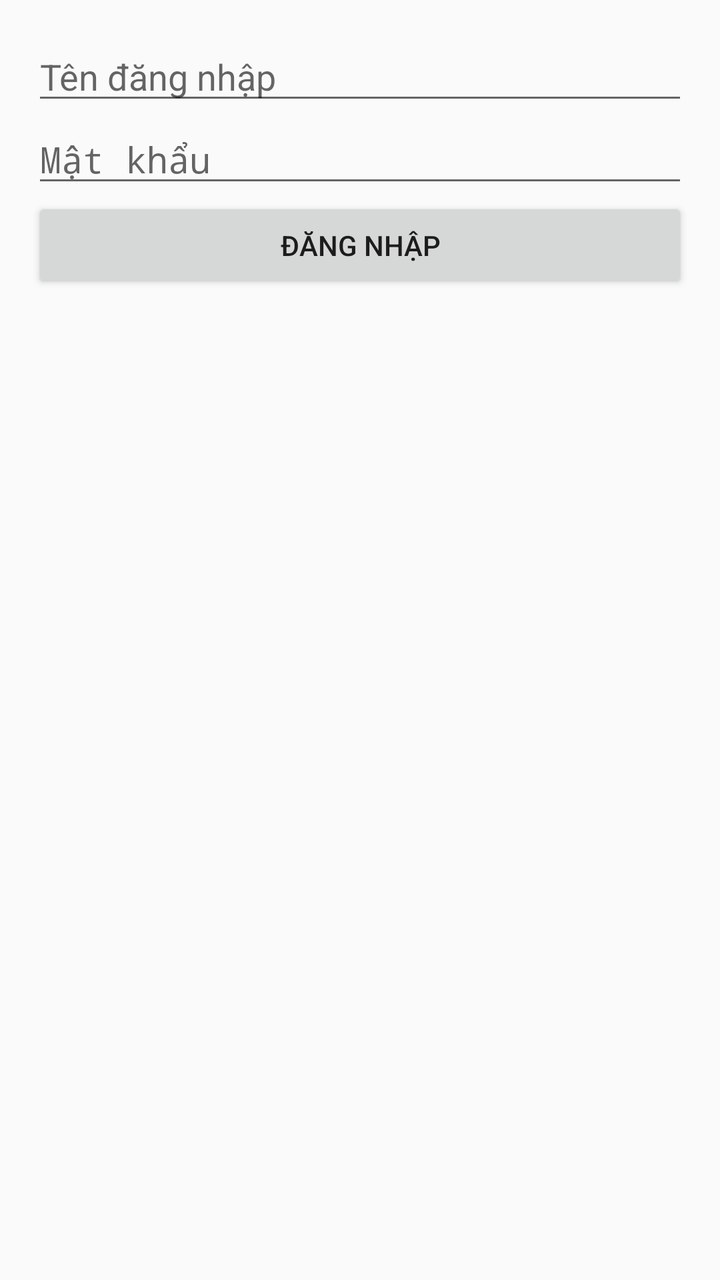
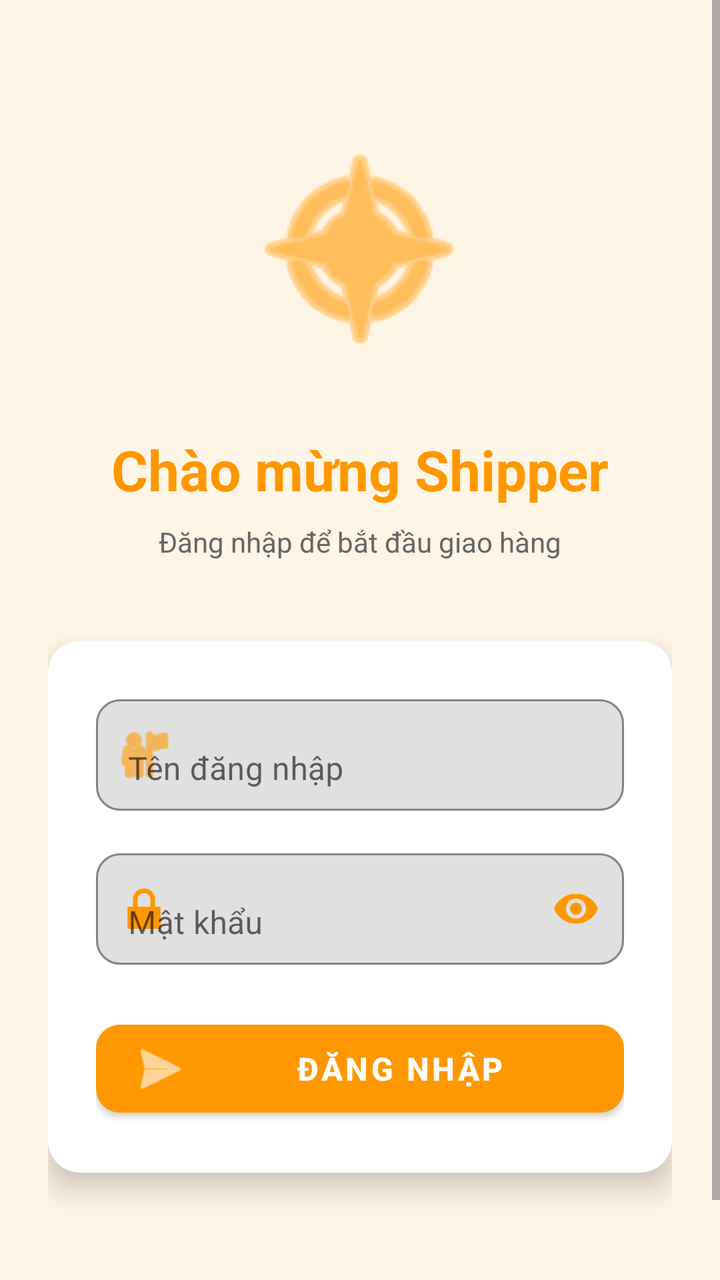

Screens rendered from an Android XML layout before and after an edit, with the pre-edit source and the edit as a unified diff.
<!-- AndroidManifest.xml: application theme AppTheme -->
<!-- res/layout/activity_login.xml -->
<?xml version="1.0" encoding="utf-8"?>
<LinearLayout xmlns:android="http://schemas.android.com/apk/res/android"
    android:orientation="vertical"
    android:padding="16dp"
    android:layout_width="match_parent"
    android:layout_height="match_parent">

    <EditText
        android:id="@+id/etUsername"
        android:layout_width="match_parent"
        android:layout_height="wrap_content"
        android:hint="Tên đăng nhập" />

    <EditText
        android:id="@+id/etPassword"
        android:layout_width="match_parent"
        android:layout_height="wrap_content"
        android:hint="Mật khẩu"
        android:inputType="textPassword" />

    <Button
        android:id="@+id/btnLogin"
        android:layout_width="match_parent"
        android:layout_height="wrap_content"
        android:text="Đăng nhập" />

    <TextView
        android:id="@+id/tvMessage"
        android:layout_width="match_parent"
        android:layout_height="wrap_content"
        android:textColor="#D32F2F"
        android:visibility="gone" />

</LinearLayout>
<!-- resources referenced by this layout -->
<resources>
  <style name="AppTheme" parent="Theme.AppCompat.Light.NoActionBar">
          
      </style>
</resources>

<!-- the commit's change to res/layout/activity_login.xml (unified diff, before → after) -->
@@ -1,34 +1,147 @@
 <?xml version="1.0" encoding="utf-8"?>
-<LinearLayout xmlns:android="http://schemas.android.com/apk/res/android"
-    android:orientation="vertical"
-    android:padding="16dp"
+<ScrollView xmlns:android="http://schemas.android.com/apk/res/android"
+    xmlns:app="http://schemas.android.com/apk/res-auto"
     android:layout_width="match_parent"
-    android:layout_height="match_parent">
+    android:layout_height="match_parent"
+    android:background="#FFF5E6"
+    android:fillViewport="true">
 
-    <EditText
-        android:id="@+id/etUsername"
+    <LinearLayout
         android:layout_width="match_parent"
         android:layout_height="wrap_content"
-        android:hint="Tên đăng nhập" />
+        android:orientation="vertical"
+        android:padding="24dp"
+        android:gravity="center">
 
-    <EditText
-        android:id="@+id/etPassword"
-        android:layout_width="match_parent"
-        android:layout_height="wrap_content"
-        android:hint="Mật khẩu"
-        android:inputType="textPassword" />
+        
+        <ImageView
+            android:layout_width="120dp"
+            android:layout_height="120dp"
+            android:layout_marginTop="40dp"
+            android:layout_marginBottom="32dp"
+            android:src="@android:drawable/ic_menu_compass"
+            android:tint="#FF9800"
+            android:contentDescription="Logo" />
 
-    <Button
-        android:id="@+id/btnLogin"
-        android:layout_width="match_parent"
-        android:layout_height="wrap_content"
-        android:text="Đăng nhập" />
+        
+        <TextView
+            android:layout_width="wrap_content"
+            android:layout_height="wrap_content"
+            android:text="Chào mừng Shipper"
+            android:textSize="28sp"
+            android:textStyle="bold"
+            android:textColor="#FF9800"
+            android:layout_marginBottom="8dp" />
 
-    <TextView
-        android:id="@+id/tvMessage"
-        android:layout_width="match_parent"
-        android:layout_height="wrap_content"
-        android:textColor="#D32F2F"
-        android:visibility="gone" />
+        <TextView
+            android:layout_width="wrap_content"
+            android:layout_height="wrap_content"
+            android:text="Đăng nhập để bắt đầu giao hàng"
+            android:textSize="14sp"
+            android:textColor="#666666"
+            android:layout_marginBottom="40dp" />
 
-</LinearLayout>
+        
+        <androidx.cardview.widget.CardView
+            android:layout_width="match_parent"
+            android:layout_height="wrap_content"
+            app:cardCornerRadius="16dp"
+            app:cardElevation="8dp"
+            android:layout_marginBottom="24dp">
+
+            <LinearLayout
+                android:layout_width="match_parent"
+                android:layout_height="wrap_content"
+                android:orientation="vertical"
+                android:padding="24dp">
+
+                
+                <com.google.android.material.textfield.TextInputLayout
+                    android:layout_width="match_parent"
+                    android:layout_height="wrap_content"
+                    android:hint="Tên đăng nhập"
+                    app:boxBackgroundMode="outline"
+                    app:boxCornerRadiusTopStart="12dp"
+                    app:boxCornerRadiusTopEnd="12dp"
+                    app:boxCornerRadiusBottomStart="12dp"
+                    app:boxCornerRadiusBottomEnd="12dp"
+                    app:boxStrokeColor="#FF9800"
+                    app:hintTextColor="#FF9800"
+                    app:startIconDrawable="@android:drawable/ic_menu_myplaces"
+                    app:startIconTint="#FF9800"
+                    android:layout_marginBottom="16dp">
+
+                    <com.google.android.material.textfield.TextInputEditText
+                        android:id="@+id/etUsername"
+                        android:layout_width="match_parent"
+                        android:layout_height="wrap_content"
+                        android:textSize="16sp"
+                        android:inputType="text" />
+                </com.google.android.material.textfield.TextInputLayout>
+
+                
+                <com.google.android.material.textfield.TextInputLayout
+                    android:layout_width="match_parent"
+                    android:layout_height="wrap_content"
+                    android:hint="Mật khẩu"
+                    app:boxBackgroundMode="outline"
+                    app:boxCornerRadiusTopStart="12dp"
+                    app:boxCornerRadiusTopEnd="12dp"
+                    app:boxCornerRadiusBottomStart="12dp"
+                    app:boxCornerRadiusBottomEnd="12dp"
+                    app:boxStrokeColor="#FF9800"
+                    app:hintTextColor="#FF9800"
+                    app:startIconDrawable="@android:drawable/ic_lock_lock"
+                    app:startIconTint="#FF9800"
+                    app:endIconMode="password_toggle"
+                    app:endIconTint="#FF9800"
+                    android:layout_marginBottom="24dp">
+
+                    <com.google.android.material.textfield.TextInputEditText
+                        android:id="@+id/etPassword"
+                        android:layout_width="match_parent"
+                        android:layout_height="wrap_content"
+                        android:textSize="16sp"
+                        android:inputType="textPassword" />
+                </com.google.android.material.textfield.TextInputLayout>
+
+                
+                <com.google.android.material.button.MaterialButton
+                    android:id="@+id/btnLogin"
+                    android:layout_width="match_parent"
+                    android:layout_height="56dp"
+                    android:text="Đăng nhập"
+                    android:textSize="16sp"
+                    android:textStyle="bold"
+                    app:cornerRadius="12dp"
+                    app:backgroundTint="#FF9800"
+                    android:textColor="#FFFFFF"
+                    app:elevation="4dp"
+                    app:icon="@android:drawable/ic_menu_send"
+                    app:iconTint="#FFFFFF" />
+
+                
+                <TextView
+                    android:id="@+id/tvMessage"
+                    android:layout_width="match_parent"
+                    android:layout_height="wrap_content"
+                    android:layout_marginTop="16dp"
+                    android:textColor="#D32F2F"
+                    android:textSize="14sp"
+                    android:gravity="center"
+                    android:visibility="gone" />
+
+            </LinearLayout>
+        </androidx.cardview.widget.CardView>
+
+        
+        <TextView
+            android:layout_width="wrap_content"
+            android:layout_height="wrap_content"
+            android:text="© 2025 GHTD - Giao Hàng Tốc Độ"
+            android:textSize="12sp"
+            android:textColor="#999999"
+            android:layout_marginTop="32dp" />
+
+    </LinearLayout>
+</ScrollView>
<!-- resource entries referenced after the edit -->
@@ -1,7 +1,38 @@
 <!-- resources referenced by this layout -->
 <resources>
-  <style name="AppTheme" parent="Theme.AppCompat.Light.NoActionBar">
+  <style name="AppTheme" parent="Theme.MaterialComponents.Light.NoActionBar">
           
+          <item name="colorPrimary">@color/ghtd_primary</item>
+          <item name="colorPrimaryDark">@color/ghtd_primary_dark</item>
+          <item name="colorAccent">@color/ghtd_accent</item>
+          
+          
+          <item name="android:windowBackground">@color/background_light</item>
+          
+          
+          <item name="android:textColorPrimary">@color/text_primary</item>
+          <item name="android:textColorSecondary">@color/text_secondary</item>
+          <item name="android:textColorHint">@color/text_hint</item>
+          
+          
+          <item name="buttonStyle">@style/GHTDButton</item>
       </style>
+  <color name="ghtd_primary">#FF9800</color>
+  <color name="ghtd_primary_dark">#F57C00</color>
+  <color name="ghtd_accent">#FFC107</color>
+  <color name="background_light">#F5F5F5</color>
+  <color name="text_primary">#212121</color>
+  <color name="text_secondary">#666666</color>
+  <color name="text_hint">#999999</color>
+  <style name="GHTDButton" parent="Widget.AppCompat.Button">
+          <item name="android:background">@color/ghtd_primary</item>
+          <item name="android:textColor">@color/text_white</item>
+          <item name="android:textSize">16sp</item>
+          <item name="android:textStyle">bold</item>
+          <item name="android:paddingTop">12dp</item>
+          <item name="android:paddingBottom">12dp</item>
+          <item name="android:elevation">4dp</item>
+      </style>
+  <color name="text_white">#FFFFFF</color>
 </resources>
 
